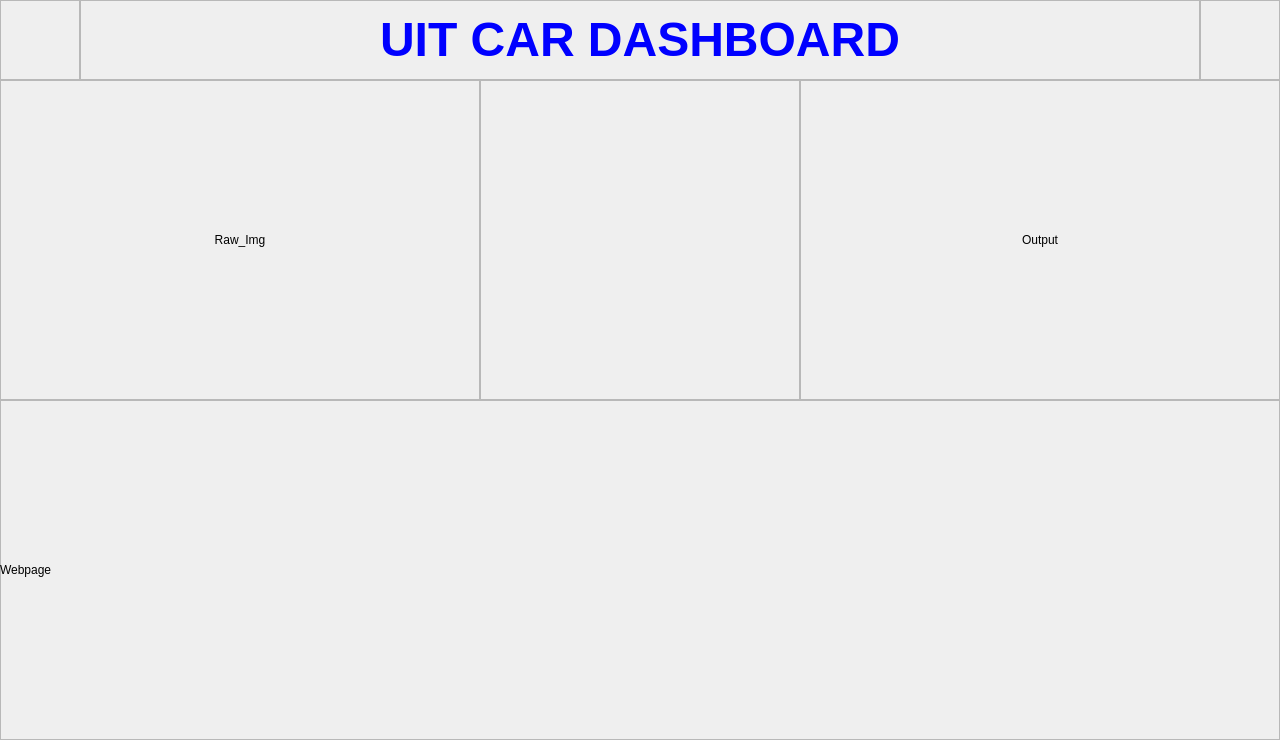
Above: interface.ui from Jun0se7en/UIT_Dashboard before the change. Below: the same form after it.
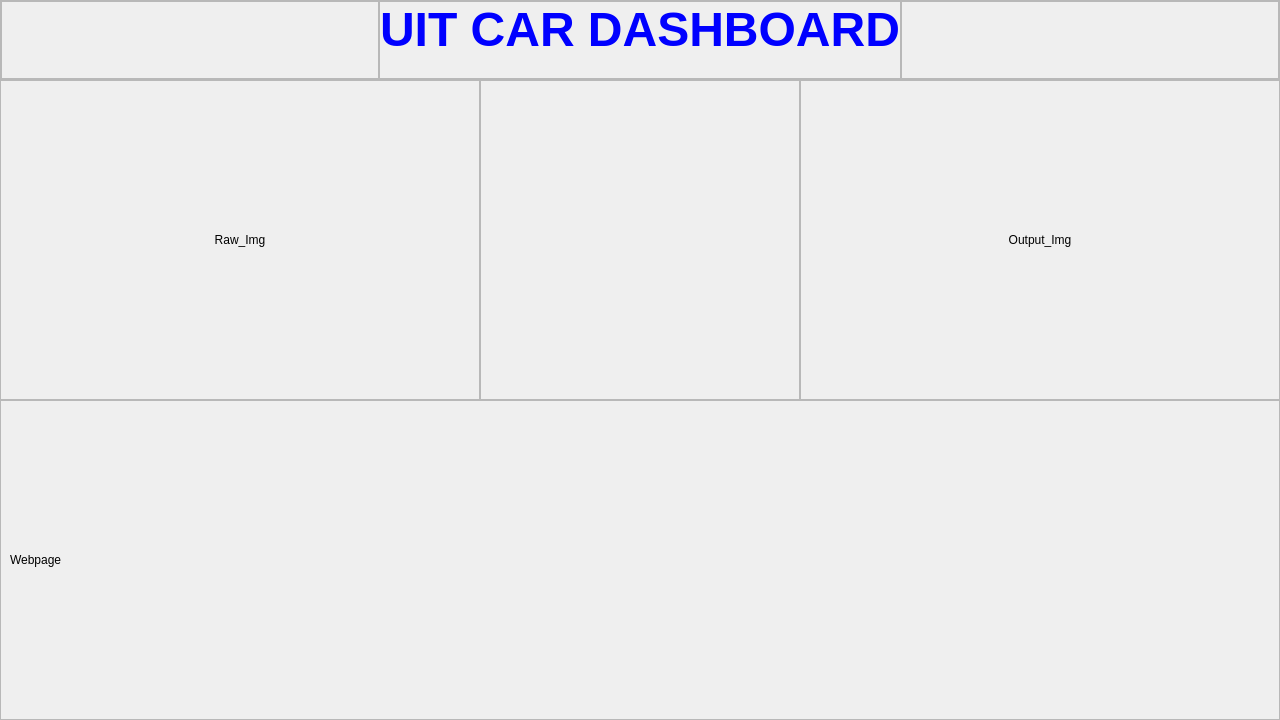
That is the form after the change. Icons and pictures are not drawn. Custom widgets are drawn as their Qt base class.

Patch:
```diff
--- a/interface.ui
+++ b/interface.ui
@@ -7,7 +7,7 @@
     <x>0</x>
     <y>0</y>
     <width>1280</width>
-    <height>740</height>
+    <height>720</height>
    </rect>
   </property>
   <property name="windowTitle">
@@ -36,7 +36,7 @@
      </rect>
     </property>
     <property name="sizePolicy">
-     <sizepolicy hsizetype="Fixed" vsizetype="Fixed">
+     <sizepolicy hsizetype="Preferred" vsizetype="Preferred">
       <horstretch>0</horstretch>
       <verstretch>0</verstretch>
      </sizepolicy>
@@ -47,20 +47,29 @@
     <property name="frameShadow">
      <enum>QFrame::Raised</enum>
     </property>
+    <layout class="QHBoxLayout" name="Header_Frame_Layout">
+     <property name="spacing">
+      <number>0</number>
+     </property>
+     <property name="leftMargin">
+      <number>0</number>
+     </property>
+     <property name="topMargin">
+      <number>0</number>
+     </property>
+     <property name="rightMargin">
+      <number>0</number>
+     </property>
+     <property name="bottomMargin">
+      <number>0</number>
+     </property>
+     <item>
     <widget class="QFrame" name="Header_Left">
      <property name="enabled">
       <bool>true</bool>
      </property>
-     <property name="geometry">
-      <rect>
-       <x>0</x>
-       <y>0</y>
-       <width>80</width>
-       <height>80</height>
-      </rect>
-     </property>
      <property name="sizePolicy">
-      <sizepolicy hsizetype="Fixed" vsizetype="Preferred">
+        <sizepolicy hsizetype="Preferred" vsizetype="Preferred">
        <horstretch>0</horstretch>
        <verstretch>0</verstretch>
       </sizepolicy>
@@ -71,7 +80,22 @@
      <property name="frameShadow">
       <enum>QFrame::Raised</enum>
      </property>
-     <layout class="QVBoxLayout" name="verticalLayout_2">
+       <layout class="QVBoxLayout" name="Header_Left_Layout">
+        <property name="spacing">
+         <number>0</number>
+        </property>
+        <property name="leftMargin">
+         <number>0</number>
+        </property>
+        <property name="topMargin">
+         <number>0</number>
+        </property>
+        <property name="rightMargin">
+         <number>0</number>
+        </property>
+        <property name="bottomMargin">
+         <number>0</number>
+        </property>
       <item>
        <widget class="QLabel" name="lb_Left_Signal">
         <property name="text">
@@ -81,21 +105,15 @@
          <pixmap>images/left_arrow_small.png</pixmap>
         </property>
         <property name="alignment">
-         <set>Qt::AlignCenter</set>
+           <set>Qt::AlignLeading|Qt::AlignLeft|Qt::AlignTop</set>
         </property>
        </widget>
       </item>
      </layout>
     </widget>
+     </item>
+     <item>
     <widget class="QFrame" name="Header_Title">
-     <property name="geometry">
-      <rect>
-       <x>80</x>
-       <y>0</y>
-       <width>1120</width>
-       <height>80</height>
-      </rect>
-     </property>
      <property name="sizePolicy">
       <sizepolicy hsizetype="Fixed" vsizetype="Preferred">
        <horstretch>0</horstretch>
@@ -108,30 +126,39 @@
      <property name="frameShadow">
       <enum>QFrame::Raised</enum>
      </property>
-     <layout class="QVBoxLayout" name="verticalLayout_4">
+       <layout class="QVBoxLayout" name="Header_Title_Layout">
+        <property name="spacing">
+         <number>0</number>
+        </property>
+        <property name="leftMargin">
+         <number>0</number>
+        </property>
+        <property name="topMargin">
+         <number>0</number>
+        </property>
+        <property name="rightMargin">
+         <number>0</number>
+        </property>
+        <property name="bottomMargin">
+         <number>0</number>
+        </property>
       <item>
        <widget class="QLabel" name="lb_Title">
         <property name="text">
          <string>&lt;html&gt;&lt;head/&gt;&lt;body&gt;&lt;p&gt;&lt;span style=&quot; font-size:36pt; font-weight:600; color:#0000ff;&quot;&gt;UIT CAR DASHBOARD&lt;/span&gt;&lt;/p&gt;&lt;/body&gt;&lt;/html&gt;</string>
         </property>
         <property name="alignment">
-         <set>Qt::AlignCenter</set>
+           <set>Qt::AlignHCenter|Qt::AlignTop</set>
         </property>
        </widget>
       </item>
      </layout>
     </widget>
+     </item>
+     <item>
     <widget class="QFrame" name="Header_Right">
-     <property name="geometry">
-      <rect>
-       <x>1200</x>
-       <y>0</y>
-       <width>80</width>
-       <height>80</height>
-      </rect>
-     </property>
      <property name="sizePolicy">
-      <sizepolicy hsizetype="Fixed" vsizetype="Preferred">
+        <sizepolicy hsizetype="Preferred" vsizetype="Preferred">
        <horstretch>0</horstretch>
        <verstretch>0</verstretch>
       </sizepolicy>
@@ -142,7 +169,22 @@
      <property name="frameShadow">
       <enum>QFrame::Raised</enum>
      </property>
-     <layout class="QVBoxLayout" name="verticalLayout_3">
+       <layout class="QVBoxLayout" name="Header_Right_Layout">
+        <property name="spacing">
+         <number>0</number>
+        </property>
+        <property name="leftMargin">
+         <number>0</number>
+        </property>
+        <property name="topMargin">
+         <number>0</number>
+        </property>
+        <property name="rightMargin">
+         <number>0</number>
+        </property>
+        <property name="bottomMargin">
+         <number>0</number>
+        </property>
       <item>
        <widget class="QLabel" name="lb_Right_Signal">
         <property name="text">
@@ -152,12 +194,14 @@
          <pixmap>images/right_arrow_small.png</pixmap>
         </property>
         <property name="alignment">
-         <set>Qt::AlignCenter</set>
+           <set>Qt::AlignRight|Qt::AlignTop|Qt::AlignTrailing</set>
         </property>
        </widget>
       </item>
      </layout>
     </widget>
+     </item>
+    </layout>
    </widget>
    <widget class="QFrame" name="WebviewFrame">
     <property name="geometry">
@@ -165,11 +209,11 @@
       <x>0</x>
       <y>400</y>
       <width>1280</width>
-      <height>340</height>
+      <height>320</height>
      </rect>
     </property>
     <property name="sizePolicy">
-     <sizepolicy hsizetype="Expanding" vsizetype="Expanding">
+     <sizepolicy hsizetype="Preferred" vsizetype="Preferred">
       <horstretch>0</horstretch>
       <verstretch>0</verstretch>
      </sizepolicy>
@@ -180,29 +224,36 @@
     <property name="frameShadow">
      <enum>QFrame::Raised</enum>
     </property>
-    <widget class="QWidget" name="widget" native="true">
-     <property name="geometry">
-      <rect>
-       <x>0</x>
-       <y>0</y>
-       <width>1280</width>
-       <height>340</height>
-      </rect>
+    <layout class="QVBoxLayout" name="Webview_Layout">
+     <property name="spacing">
+      <number>0</number>
      </property>
+     <property name="leftMargin">
+      <number>0</number>
+     </property>
+     <property name="topMargin">
+      <number>0</number>
+     </property>
+     <property name="rightMargin">
+      <number>0</number>
+     </property>
+     <property name="bottomMargin">
+      <number>0</number>
+     </property>
+     <item>
+      <widget class="QWidget" name="WebViewContainer" native="true">
+       <layout class="QVBoxLayout" name="verticalLayout_2">
+        <item alignment="Qt::AlignLeft|Qt::AlignVCenter">
      <widget class="QLabel" name="lb_Web">
-      <property name="geometry">
-       <rect>
-        <x>0</x>
-        <y>0</y>
-        <width>1280</width>
-        <height>340</height>
-       </rect>
-      </property>
       <property name="text">
        <string>Webpage</string>
       </property>
      </widget>
-    </widget>
+        </item>
+       </layout>
+      </widget>
+     </item>
+    </layout>
    </widget>
    <widget class="QFrame" name="BodyFrame">
     <property name="geometry">
@@ -214,7 +265,7 @@
      </rect>
     </property>
     <property name="sizePolicy">
-     <sizepolicy hsizetype="Fixed" vsizetype="Fixed">
+     <sizepolicy hsizetype="Preferred" vsizetype="Preferred">
       <horstretch>0</horstretch>
       <verstretch>0</verstretch>
      </sizepolicy>
@@ -240,15 +291,9 @@
      <property name="frameShadow">
       <enum>QFrame::Raised</enum>
      </property>
-     <widget class="QLabel" name="label">
-      <property name="geometry">
-       <rect>
-        <x>0</x>
-        <y>0</y>
-        <width>480</width>
-        <height>320</height>
-       </rect>
-      </property>
+     <layout class="QVBoxLayout" name="verticalLayout_3">
+      <item>
+       <widget class="QLabel" name="lb_Raw_Img">
       <property name="text">
        <string>Raw_Img</string>
       </property>
@@ -256,6 +301,8 @@
        <set>Qt::AlignCenter</set>
       </property>
      </widget>
+      </item>
+     </layout>
     </widget>
     <widget class="QFrame" name="Body_Center_Frame">
      <property name="geometry">
@@ -272,16 +319,26 @@
      <property name="frameShadow">
       <enum>QFrame::Raised</enum>
      </property>
-     <widget class="AnalogGaugeWidget" name="Analog_Gauge_Speed" native="true">
-      <property name="geometry">
-       <rect>
-        <x>0</x>
-        <y>0</y>
-        <width>320</width>
-        <height>320</height>
-       </rect>
+     <layout class="QGridLayout" name="gridLayout">
+      <property name="leftMargin">
+       <number>0</number>
       </property>
-     </widget>
+      <property name="topMargin">
+       <number>0</number>
+      </property>
+      <property name="rightMargin">
+       <number>0</number>
+      </property>
+      <property name="bottomMargin">
+       <number>0</number>
+      </property>
+      <property name="spacing">
+       <number>0</number>
+      </property>
+      <item row="0" column="0">
+       <widget class="AnalogGaugeWidget" name="Analog_Gauge_Speed" native="true"/>
+      </item>
+     </layout>
     </widget>
     <widget class="QFrame" name="Body_Right_Frame">
      <property name="geometry">
@@ -298,22 +355,18 @@
      <property name="frameShadow">
       <enum>QFrame::Raised</enum>
      </property>
-     <widget class="QLabel" name="label_2">
-      <property name="geometry">
-       <rect>
-        <x>0</x>
-        <y>0</y>
-        <width>480</width>
-        <height>320</height>
-       </rect>
-      </property>
+     <layout class="QVBoxLayout" name="verticalLayout">
+      <item>
+       <widget class="QLabel" name="lb_Output_Img">
       <property name="text">
-       <string>Output</string>
+         <string>Output_Img</string>
       </property>
       <property name="alignment">
        <set>Qt::AlignCenter</set>
       </property>
      </widget>
+      </item>
+     </layout>
     </widget>
    </widget>
   </widget>
```
Left out of the diff: 8 changed lines with no effect on the pictures. Lines whose indentation alone changed are shown as unchanged.
